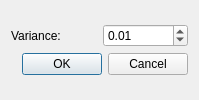
Old version of the form dialoggaussiannoise.ui in the repository hubutui/ImageProcessingKit.
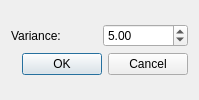
New version of the form.

```diff
--- a/dialoggaussiannoise.ui
+++ b/dialoggaussiannoise.ui
@@ -28,13 +28,13 @@
        <item>
         <widget class="QDoubleSpinBox" name="doubleSpinBoxVariance">
          <property name="maximum">
-          <double>5.000000000000000</double>
+          <double>255.000000000000000</double>
          </property>
          <property name="singleStep">
           <double>0.010000000000000</double>
          </property>
          <property name="value">
-          <double>0.010000000000000</double>
+          <double>5.000000000000000</double>
          </property>
         </widget>
        </item>
```
Left out of the diff: 2 changed lines with no effect on the pictures.
